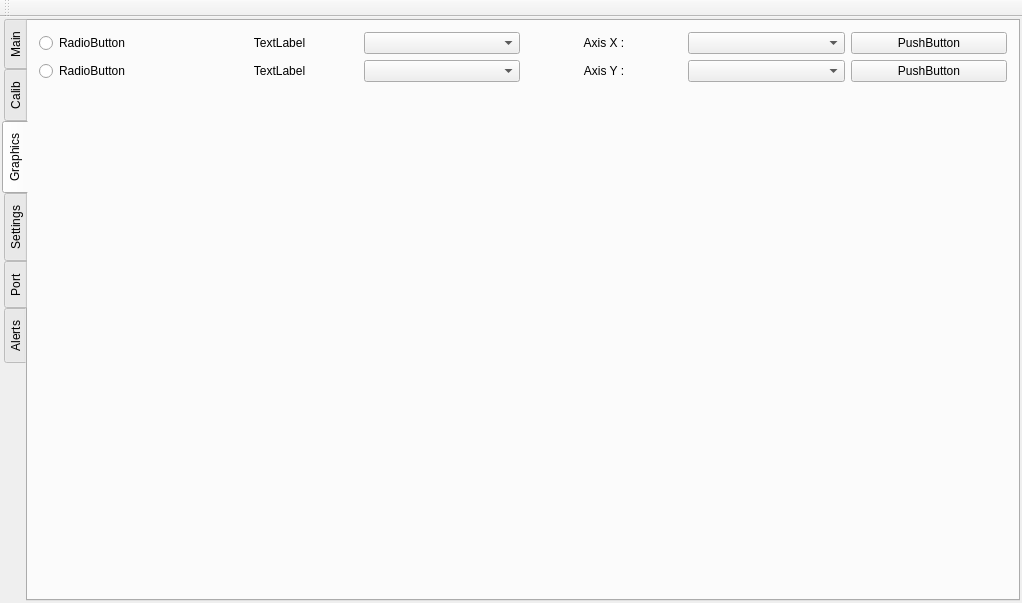
This is dlcalmenu.ui in silozd/Data_Logger as Qt 5 draws it before an edit. The edited form follows.
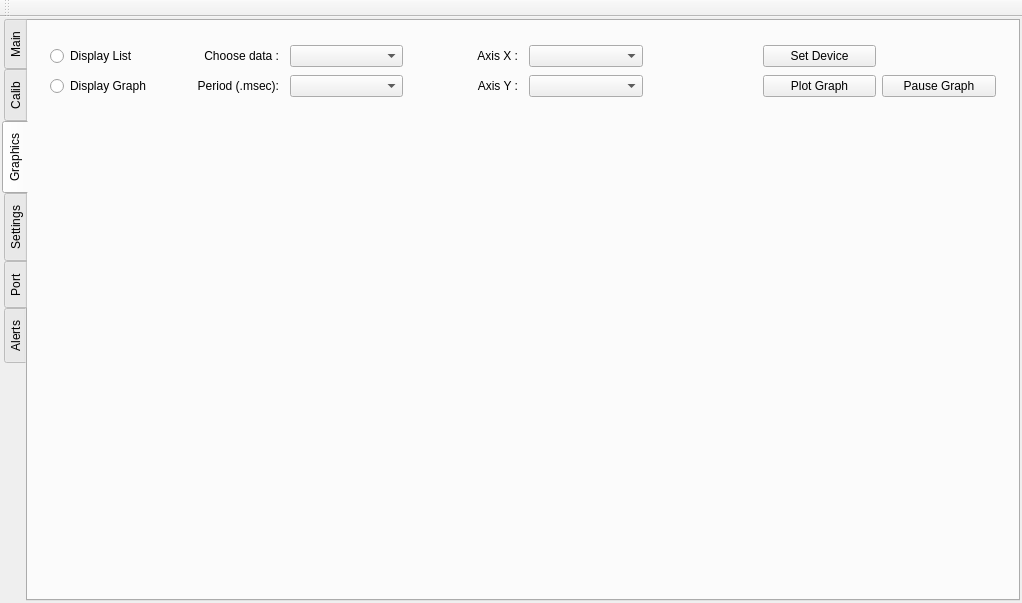
This is the edited form. The open tabs and pages were chosen to show the change.

The edit to the form file:
```diff
--- a/dlcalmenu.ui
+++ b/dlcalmenu.ui
@@ -359,93 +359,127 @@
         <string>Graphics</string>
        </attribute>
        <layout class="QGridLayout" name="gridLayout_9" rowstretch="1,6">
-        <item row="0" column="0">
-         <layout class="QGridLayout" name="gridLayout_8">
-          <item row="0" column="0">
-           <widget class="QRadioButton" name="radioButton">
-            <property name="text">
-             <string>RadioButton</string>
-            </property>
-           </widget>
-          </item>
-          <item row="1" column="0">
-           <widget class="QRadioButton" name="radioButton_2">
-            <property name="text">
-             <string>RadioButton</string>
-            </property>
-           </widget>
-          </item>
-          <item row="0" column="3">
-           <widget class="QLabel" name="label_17">
-            <property name="text">
-             <string>Axis X :</string>
-            </property>
-            <property name="alignment">
-             <set>Qt::AlignCenter</set>
-            </property>
-           </widget>
-          </item>
-          <item row="0" column="4">
-           <widget class="QComboBox" name="combo_axisX"/>
-          </item>
-          <item row="1" column="2">
-           <widget class="QComboBox" name="comboBox_10"/>
-          </item>
-          <item row="1" column="4">
-           <widget class="QComboBox" name="combo_axisY"/>
-          </item>
-          <item row="1" column="3">
-           <widget class="QLabel" name="label_18">
-            <property name="text">
-             <string>Axis Y :</string>
-            </property>
-            <property name="alignment">
-             <set>Qt::AlignCenter</set>
-            </property>
-           </widget>
-          </item>
-          <item row="1" column="1">
-           <widget class="QLabel" name="label_16">
-            <property name="text">
-             <string>TextLabel</string>
-            </property>
-            <property name="alignment">
-             <set>Qt::AlignCenter</set>
-            </property>
-           </widget>
-          </item>
-          <item row="0" column="1">
-           <widget class="QLabel" name="label_15">
-            <property name="text">
-             <string>TextLabel</string>
-            </property>
-            <property name="alignment">
-             <set>Qt::AlignCenter</set>
-            </property>
-           </widget>
-          </item>
-          <item row="0" column="2">
-           <widget class="QComboBox" name="comboBox_9"/>
-          </item>
-          <item row="0" column="5">
-           <widget class="QPushButton" name="pushButton_6">
-            <property name="text">
-             <string>PushButton</string>
-            </property>
-           </widget>
-          </item>
-          <item row="1" column="5">
-           <widget class="QPushButton" name="pushButton_7">
-            <property name="text">
-             <string>PushButton</string>
-            </property>
-           </widget>
-          </item>
-         </layout>
-        </item>
         <item row="1" column="0">
          <widget class="QWidget" name="wdgPlot" native="true"/>
         </item>
+        <item row="0" column="0">
+         <widget class="QFrame" name="frame">
+          <layout class="QGridLayout" name="gridLayout_8" columnstretch="1,1,1,1,1,1,1,1">
+           <item row="0" column="4">
+            <widget class="QComboBox" name="combo_axisX"/>
+           </item>
+           <item row="1" column="0">
+            <widget class="QRadioButton" name="radioBtn_dispList">
+             <property name="text">
+              <string>Display Graph</string>
+             </property>
+            </widget>
+           </item>
+           <item row="1" column="1">
+            <widget class="QLabel" name="label_16">
+             <property name="text">
+              <string>Period (.msec):</string>
+             </property>
+             <property name="alignment">
+              <set>Qt::AlignRight|Qt::AlignTrailing|Qt::AlignVCenter</set>
+             </property>
+             <property name="indent">
+              <number>5</number>
+             </property>
+            </widget>
+           </item>
+           <item row="1" column="2">
+            <widget class="QComboBox" name="comboBox_10"/>
+           </item>
+           <item row="0" column="2">
+            <widget class="QComboBox" name="comboBox_9"/>
+           </item>
+           <item row="1" column="4">
+            <widget class="QComboBox" name="combo_axisY"/>
+           </item>
+           <item row="0" column="0">
+            <widget class="QRadioButton" name="radioBtn_dispGraph">
+             <property name="text">
+              <string>Display List</string>
+             </property>
+            </widget>
+           </item>
+           <item row="1" column="3">
+            <widget class="QLabel" name="lbl_axisY">
+             <property name="text">
+              <string>Axis Y :</string>
+             </property>
+             <property name="alignment">
+              <set>Qt::AlignRight|Qt::AlignTrailing|Qt::AlignVCenter</set>
+             </property>
+             <property name="indent">
+              <number>5</number>
+             </property>
+            </widget>
+           </item>
+           <item row="0" column="3">
+            <widget class="QLabel" name="lbl_axisX">
+             <property name="text">
+              <string>Axis X :</string>
+             </property>
+             <property name="alignment">
+              <set>Qt::AlignRight|Qt::AlignTrailing|Qt::AlignVCenter</set>
+             </property>
+             <property name="indent">
+              <number>5</number>
+             </property>
+            </widget>
+           </item>
+           <item row="0" column="1">
+            <widget class="QLabel" name="label_15">
+             <property name="text">
+              <string>Choose data :</string>
+             </property>
+             <property name="alignment">
+              <set>Qt::AlignRight|Qt::AlignTrailing|Qt::AlignVCenter</set>
+             </property>
+             <property name="indent">
+              <number>5</number>
+             </property>
+            </widget>
+           </item>
+           <item row="1" column="6">
+            <widget class="QPushButton" name="btn_dispGraph2">
+             <property name="text">
+              <string>Plot Graph</string>
+             </property>
+            </widget>
+           </item>
+           <item row="0" column="6">
+            <widget class="QPushButton" name="btn_graphDialog">
+             <property name="text">
+              <string>Set Device</string>
+             </property>
+            </widget>
+           </item>
+           <item row="1" column="7">
+            <widget class="QPushButton" name="btn_stopGraph2">
+             <property name="text">
+              <string>Pause Graph</string>
+             </property>
+            </widget>
+           </item>
+           <item row="0" column="5">
+            <spacer name="horizontalSpacer_2">
+             <property name="orientation">
+              <enum>Qt::Horizontal</enum>
+             </property>
+             <property name="sizeHint" stdset="0">
+              <size>
+               <width>40</width>
+               <height>20</height>
+              </size>
+             </property>
+            </spacer>
+           </item>
+          </layout>
+         </widget>
+        </item>
        </layout>
       </widget>
       <widget class="QWidget" name="SettingsPage">
```
Left out of the diff: 288 changed lines with no effect on the pictures.
